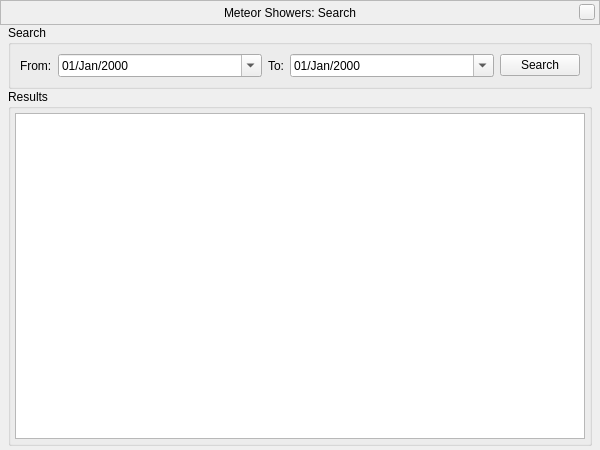
First picture: the form in plugins/MeteorShowers/src/gui/MSSearchDialog.ui, repository 519984307/stellarium_src, before the edit.
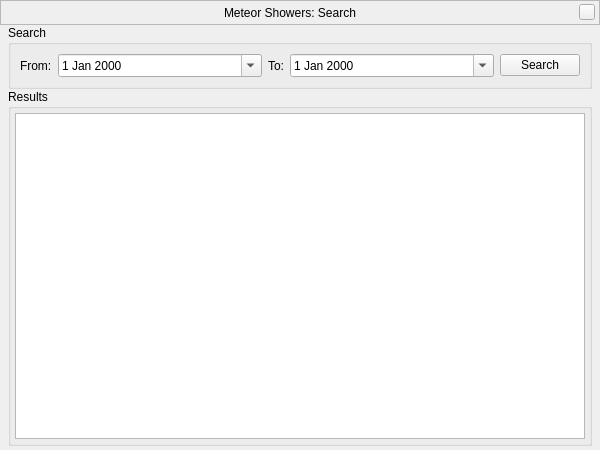
Second picture: the form after the edit. Custom widgets are drawn as their Qt base class.

Commit message: MeteorShowers plugin: search dialog - using the default format for dates 'yyyy' does not work in other languages (qt bug)

Diff of the .ui file:
```diff
--- a/plugins/MeteorShowers/src/gui/MSSearchDialog.ui
+++ b/plugins/MeteorShowers/src/gui/MSSearchDialog.ui
@@ -170,9 +170,6 @@
             <verstretch>0</verstretch>
            </sizepolicy>
           </property>
-          <property name="displayFormat">
-           <string>dd/MMM/yyyy</string>
-          </property>
           <property name="calendarPopup">
            <bool>true</bool>
           </property>
@@ -193,9 +190,6 @@
             <verstretch>0</verstretch>
            </sizepolicy>
           </property>
-          <property name="displayFormat">
-           <string>dd/MMM/yyyy</string>
-          </property>
           <property name="calendarPopup">
            <bool>true</bool>
           </property>
```
